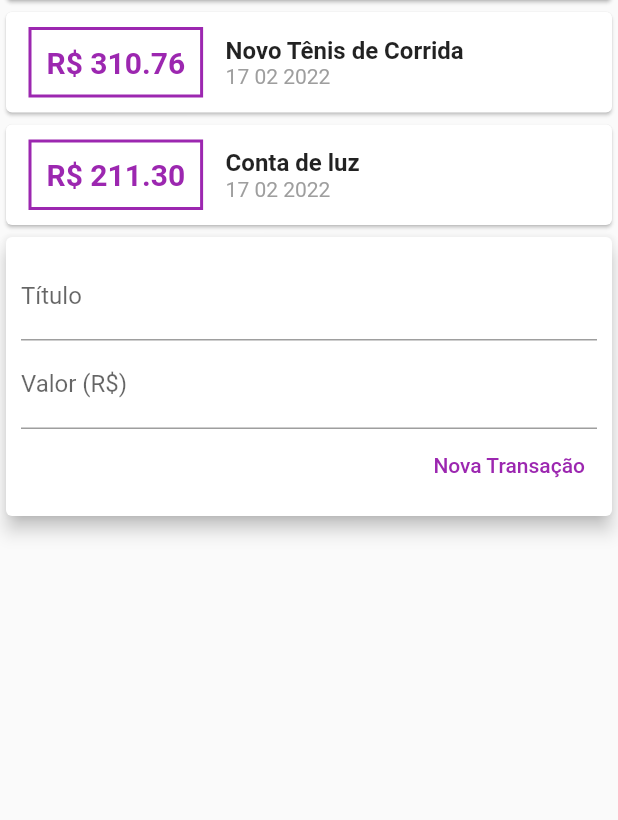
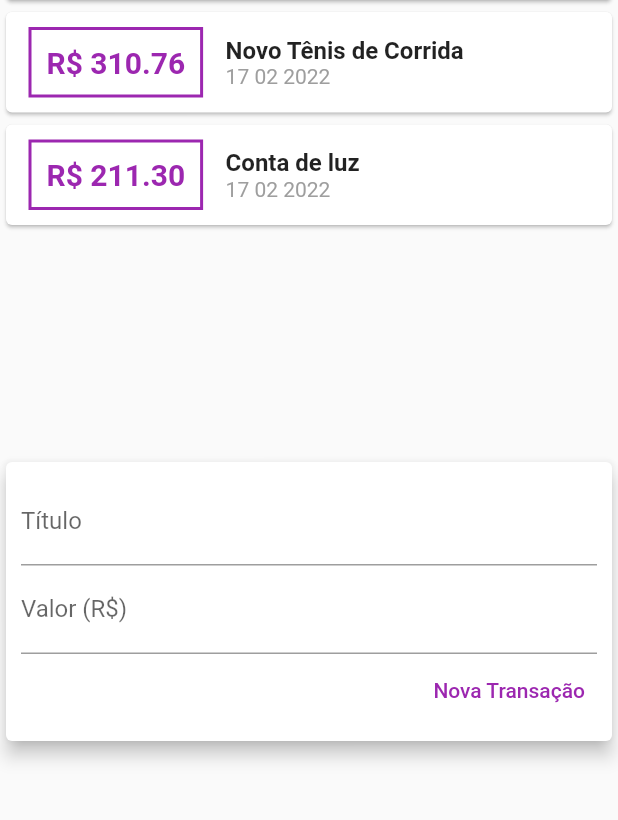
Before and after one commit to jucesargois/expenses, a Flutter app: the screen it shows after launch, on a phone screen of 412 x 824 dp, the part 114-934 px from its top. Run offline on Flutter 3.47's test engine with Material 2 defaults, Android fonts, the phone set to English and light mode, and no system bars.

Commit message:
Refactored: Inserted ListView.builder for the itens the transactions

```diff
--- a/lib/components/transaction_list.dart
+++ b/lib/components/transaction_list.dart
@@ -10,8 +10,12 @@ class TransactionList extends StatelessWidget {
 
   @override
   Widget build(BuildContext context) {
-    return Column(
-      children: transactions.map((tr) {
+    return Container(
+      height: 300,
+      child: ListView.builder(
+        itemCount: transactions.length,
+        itemBuilder: (ctx, index) {
+          final tr = transactions[index];
           return Card(
             child: Row(
               children: [
@@ -49,7 +53,8 @@ class TransactionList extends StatelessWidget {
               ],
             ),
           );
-      }).toList(),
+        },
+      ),
     );
   }
 }
```
Lines whose indentation alone changed are shown as unchanged.
